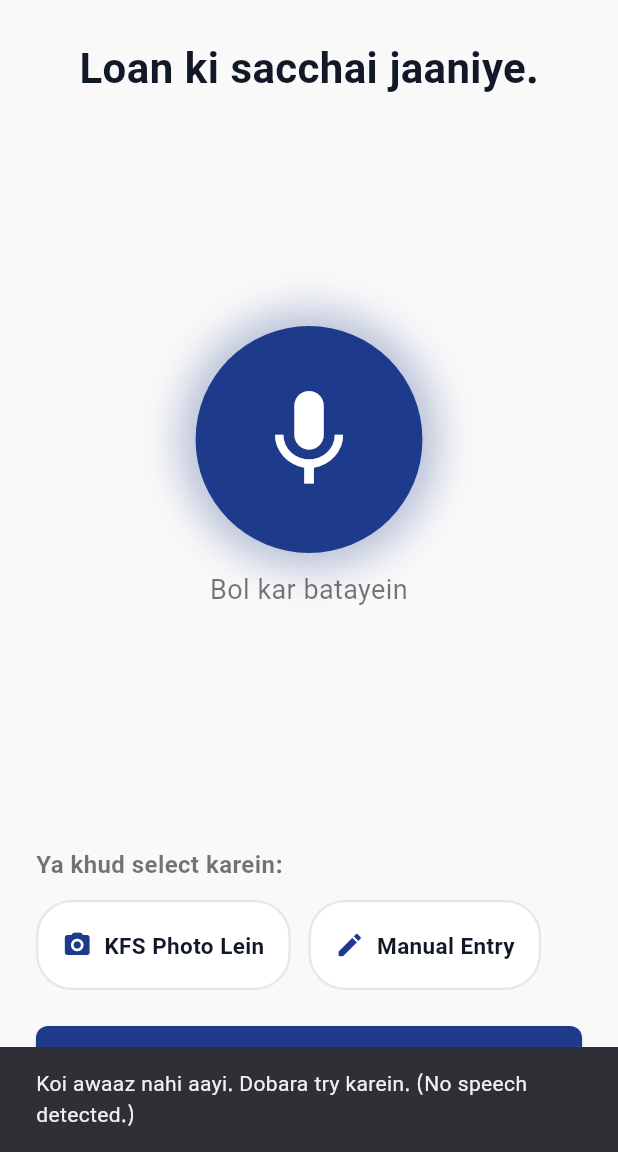
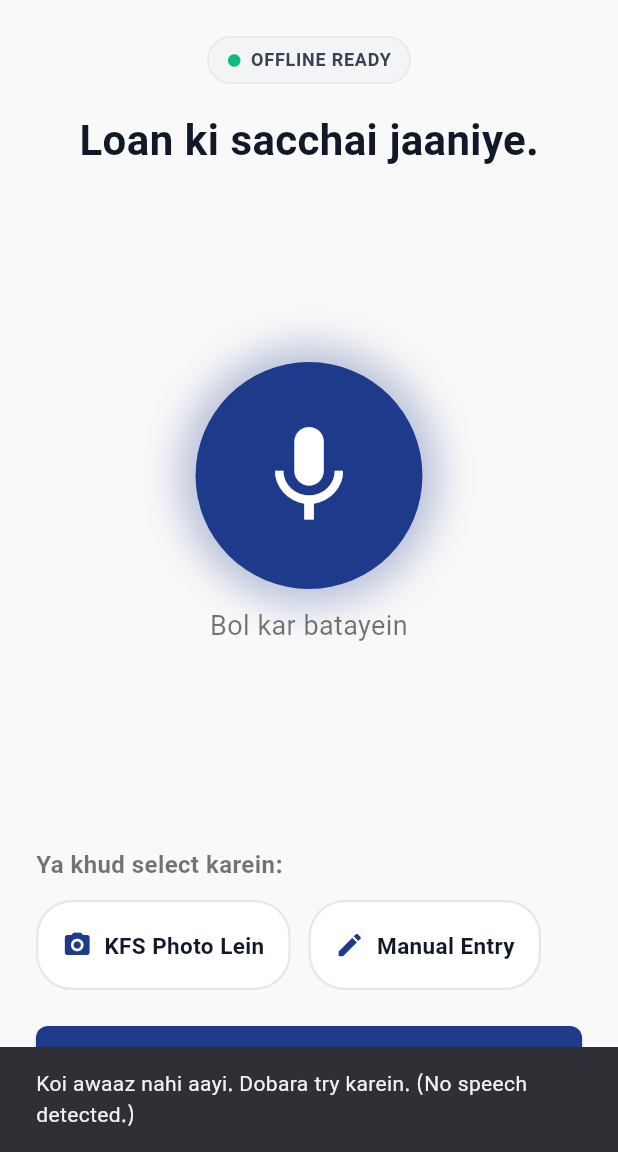
Before and after one commit to vishwasbhattgaonkar1512-cmd/CostReveal-SACH-Engine, a Flutter app: the InputScreen screen opened directly, after a tap on the "mic" icon, on a phone screen of 412 x 824 dp, the part 84-1236 px from its top. Run offline on Flutter 3.47's test engine with Material 3 defaults, Android fonts, the phone set to English and light mode, and no system bars; our stand-ins replace camera, fl_chart, google_fonts, pdf, share_plus, speech_to_text and 1 more.

Commit message:
feat(M3): finalize offline and AI fallback UX

```diff
--- a/lib/ui/fallback_screen.dart
+++ b/lib/ui/fallback_screen.dart
@@ -1,5 +1,6 @@
 import 'package:flutter/material.dart';
 import 'input_screen.dart';
+import 'validation_screen.dart';
 
 /// Screen 5: Global Fallback / Offline Resilience
 /// Triggered by AIUnavailableException, HTTP 429, or no WiFi.
@@ -23,10 +24,9 @@ class _FallbackScreenState extends State<FallbackScreen> {
     // Auto-route back to manual mode after 3 seconds — zero panic
     Future.delayed(const Duration(seconds: 3), () {
       if (mounted) {
-        Navigator.pushAndRemoveUntil(
+        Navigator.pushReplacement(
           context,
-          MaterialPageRoute(builder: (_) => const InputScreen()),
-          (route) => false,
+          MaterialPageRoute(builder: (_) => const ValidationScreen()),
         );
       }
     });
@@ -50,7 +50,7 @@ class _FallbackScreenState extends State<FallbackScreen> {
               ),
               const SizedBox(height: 32),
               const Text(
-                'Network unstable.\nHigh traffic detected.',
+                'AI Network Unavailable.',
                 style: TextStyle(
                   fontSize: 26,
                   fontWeight: FontWeight.bold,
@@ -60,7 +60,7 @@ class _FallbackScreenState extends State<FallbackScreen> {
               ),
               const SizedBox(height: 16),
               const Text(
-                'Reverting to secure local mode.',
+                'Routing to Secure Manual.',
                 style: TextStyle(
                   fontSize: 18,
                   color: Colors.black54,
--- a/lib/ui/input_screen.dart
+++ b/lib/ui/input_screen.dart
@@ -65,6 +65,7 @@ class _InputScreenState extends State<InputScreen>
       _showSpeechConfirmDialog(spokenText);
     } catch (e) {
       if (!mounted) return;
+      ScaffoldMessenger.of(context).clearSnackBars();
       _goToFallback();
     } finally {
       if (mounted) {
@@ -134,7 +135,8 @@ class _InputScreenState extends State<InputScreen>
                 );
               } catch (e) {
                 if (!mounted) return;
-                _showSnack('$e');
+                ScaffoldMessenger.of(context).clearSnackBars();
+                _goToFallback();
               } finally {
                 if (mounted) {
                   setState(() {
@@ -187,7 +189,8 @@ class _InputScreenState extends State<InputScreen>
       );
     } catch (e) {
       if (!mounted) return;
-      _showSnack('$e');
+      ScaffoldMessenger.of(context).clearSnackBars();
+      _goToFallback();
     } finally {
       if (mounted) {
         setState(() {
@@ -237,6 +240,33 @@ class _InputScreenState extends State<InputScreen>
           child: Column(
             crossAxisAlignment: CrossAxisAlignment.stretch,
             children: [
+              Center(
+                child: Container(
+                  margin: const EdgeInsets.only(bottom: 16.0),
+                  padding: const EdgeInsets.symmetric(horizontal: 12, vertical: 6),
+                  decoration: BoxDecoration(
+                    color: const Color(0xFFF3F4F6),
+                    borderRadius: BorderRadius.circular(16),
+                    border: Border.all(color: const Color(0xFFE5E7EB)),
+                  ),
+                  child: const Row(
+                    mainAxisSize: MainAxisSize.min,
+                    children: [
+                      Icon(Icons.circle, color: Color(0xFF10B981), size: 10),
+                      SizedBox(width: 6),
+                      Text(
+                        'OFFLINE READY',
+                        style: TextStyle(
+                          fontSize: 12,
+                          fontWeight: FontWeight.w600,
+                          color: Color(0xFF374151),
+                          letterSpacing: 0.5,
+                        ),
+                      ),
+                    ],
+                  ),
+                ),
+              ),
               const Text(
                 'Loan ki sacchai jaaniye.',
                 style: TextStyle(fontSize: 28, fontWeight: FontWeight.bold),
```
